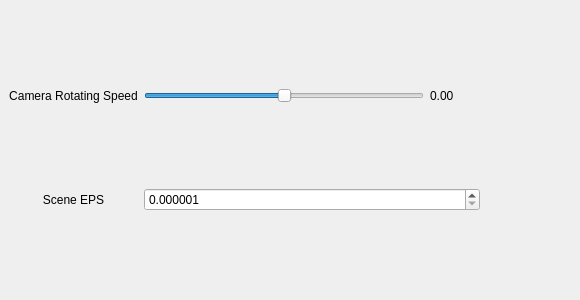
Qt form src/editor/include/agz/editor/ui/GlobalSettingWidget.ui (AirGuanZ/Atrc) before a commit.
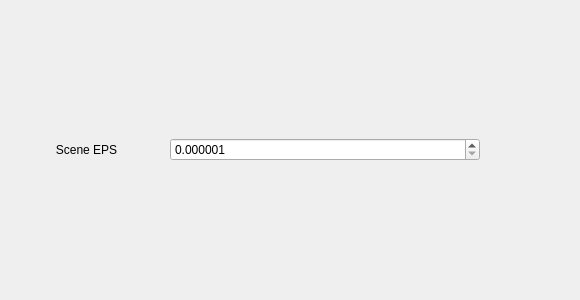
The same form after that commit.

```diff
--- a/src/editor/include/agz/editor/ui/GlobalSettingWidget.ui
+++ b/src/editor/include/agz/editor/ui/GlobalSettingWidget.ui
@@ -23,59 +23,7 @@
     </rect>
    </property>
    <layout class="QGridLayout" name="gridLayout">
-    <item row="0" column="0">
-     <widget class="QLabel" name="label">
-      <property name="text">
-       <string>Camera Rotating Speed</string>
-      </property>
-      <property name="alignment">
-       <set>Qt::AlignCenter</set>
-      </property>
-     </widget>
-    </item>
-    <item row="0" column="2">
-     <widget class="QSlider" name="camera_rotate_speed">
-      <property name="maximum">
-       <number>20</number>
-      </property>
-      <property name="value">
-       <number>10</number>
-      </property>
-      <property name="orientation">
-       <enum>Qt::Horizontal</enum>
-      </property>
-     </widget>
-    </item>
-    <item row="0" column="3">
-     <widget class="QLabel" name="display_camera_rotate_speed">
-      <property name="sizePolicy">
-       <sizepolicy hsizetype="Fixed" vsizetype="Preferred">
-        <horstretch>0</horstretch>
-        <verstretch>0</verstretch>
-       </sizepolicy>
-      </property>
-      <property name="minimumSize">
-       <size>
-        <width>50</width>
-        <height>0</height>
-       </size>
-      </property>
-      <property name="text">
-       <string>0.00</string>
-      </property>
-     </widget>
-    </item>
-    <item row="1" column="0">
-     <widget class="QLabel" name="label_2">
-      <property name="text">
-       <string>Scene EPS</string>
-      </property>
-      <property name="alignment">
-       <set>Qt::AlignCenter</set>
-      </property>
-     </widget>
-    </item>
-    <item row="1" column="2" colspan="2">
+    <item row="0" column="2" colspan="2">
      <widget class="QDoubleSpinBox" name="scene_eps">
       <property name="decimals">
        <number>6</number>
@@ -85,6 +33,16 @@
       </property>
      </widget>
     </item>
+    <item row="0" column="0">
+     <widget class="QLabel" name="label_2">
+      <property name="text">
+       <string>Scene EPS</string>
+      </property>
+      <property name="alignment">
+       <set>Qt::AlignCenter</set>
+      </property>
+     </widget>
+    </item>
    </layout>
   </widget>
  </widget>
```
